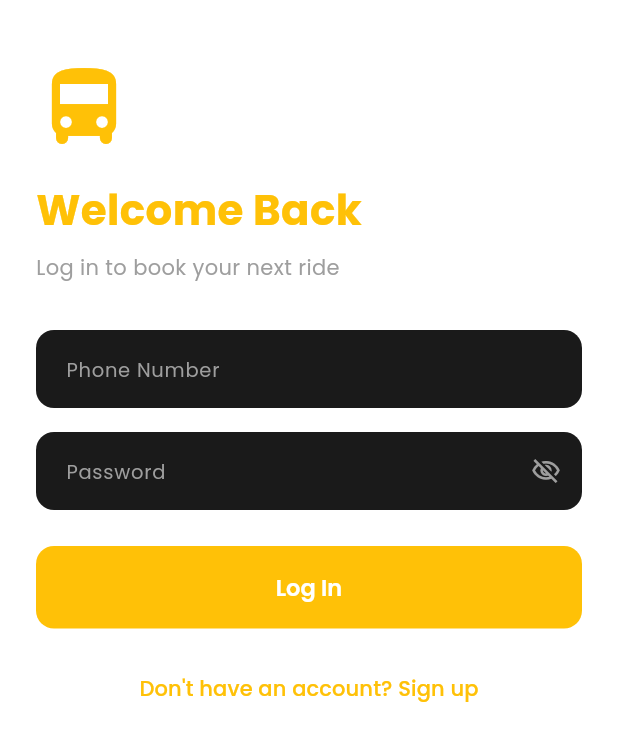
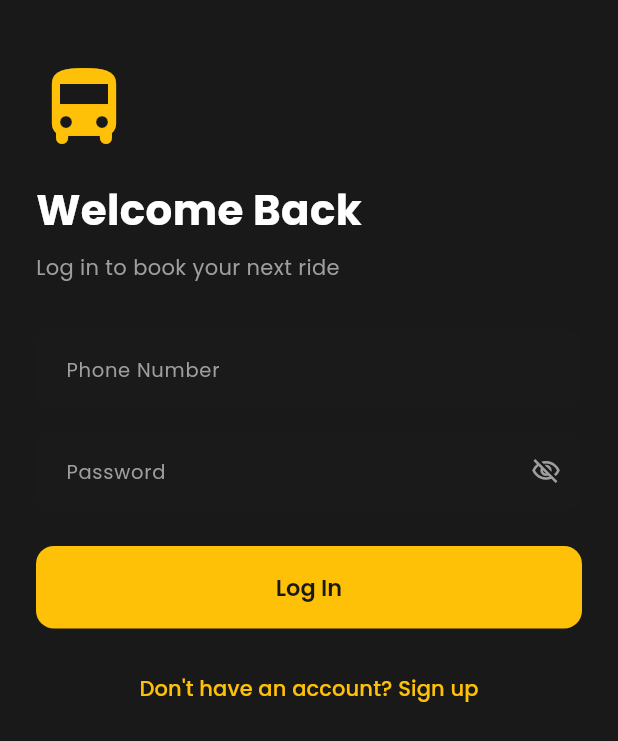
Before and after one commit to gideonprojects26/bus_app, a Flutter app: the screen it shows after launch, on a phone screen of 412 x 824 dp. Shown: the top 741 px of the screen. Run offline on Flutter 3.47's test engine with Material 3 defaults, Android fonts, the light colour scheme and no system bars; our stand-ins replace flutter_local_notifications, google_fonts, google_maps_flutter, qr_flutter, shared_preferences, timezone and 1 more; accounts and stored records are empty.

```diff
--- a/bus-app/mobile-app-flutter/lib/utils/app_colors.dart
+++ b/bus-app/mobile-app-flutter/lib/utils/app_colors.dart
@@ -1,12 +1,12 @@
 import 'package:flutter/material.dart';
 
 class AppColors {
-  static const Color black = Color(0xFFFFFFFF);
-  static const Color black2 = Color(0xFFF0F0F0);
-  static const Color black3 = Color(0xFFE0E0E0); // elevated surface (modals, lifted panels)
+  static const Color black = Color(0xFF191919);  // was 0xFF0D0D0D — softer charcoal, less harsh than pure near-black
+  static const Color black2 = Color(0xFF242424);  // card surface
+  static const Color black3 = Color(0xFF2E2E2E);  // elevated surface (modals, lifted panels)
   static const Color yellow = Color(0xFFFFC107);   // primary actions + prices ONLY
   static const Color amber = Color(0xFFC9A227);    // secondary accent: borders, inactive highlights
   static const Color red = Color(0xFFE53935);       // urgent/destructive only
-  static const Color white = Color(0xFFFFC107);     // primary text color
+  static const Color white = Color(0xFFFFFFFF);
   static const Color grey = Color(0xFF9E9E9E);
 }
```
